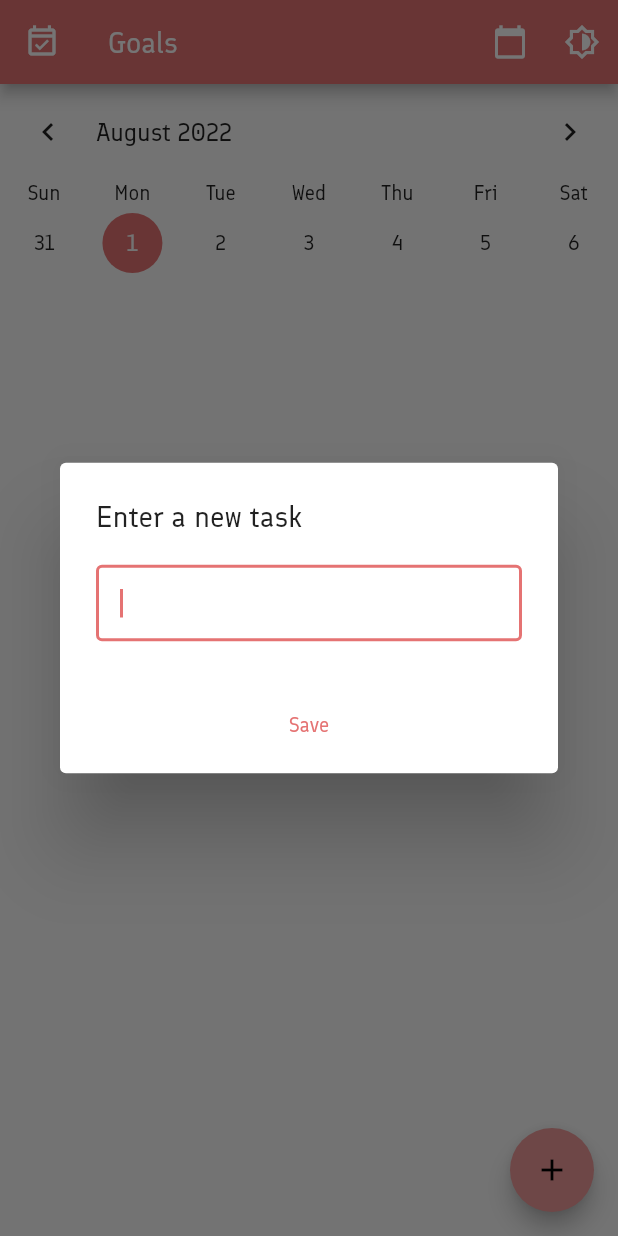
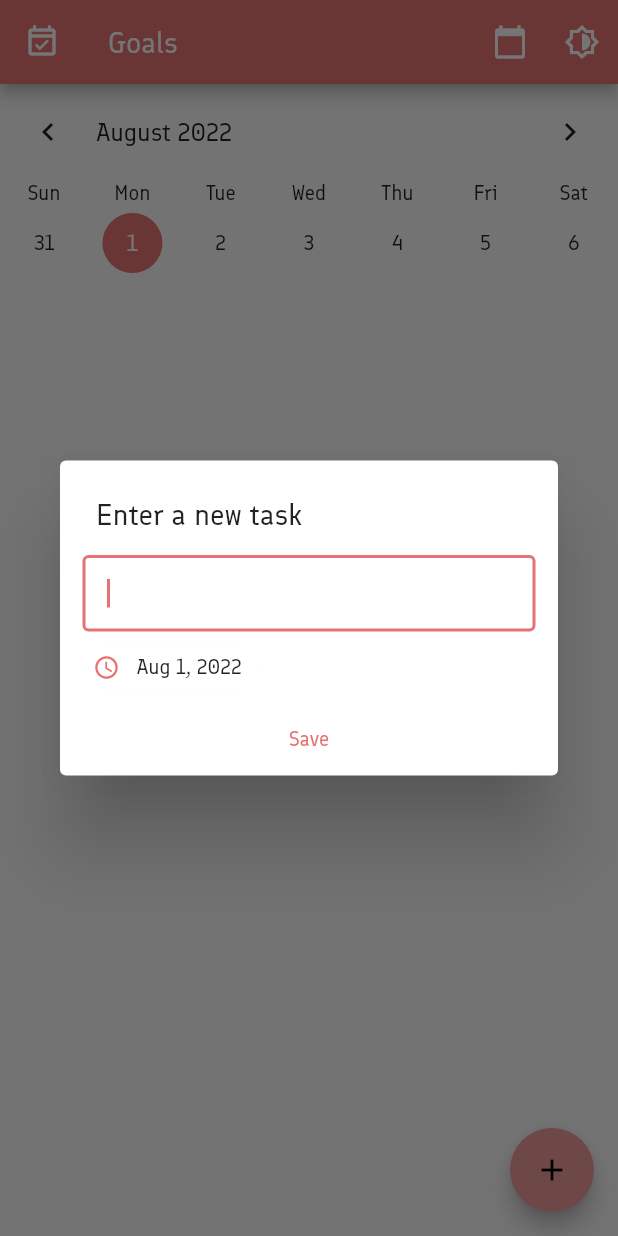
Before and after one commit to mayudev/goals, a Flutter app: the screen it shows after launch, after a tap on the "add" icon, on a phone screen of 412 x 824 dp. Run offline on Flutter 3.47's test engine with Material 2 defaults, Android fonts, the light colour scheme and no system bars; drawn by our look-alikes of table_calendar; our stand-ins replace shared_preferences, sqflite; accounts and stored records are empty.

Commit message:
feat(dialog): display todo date

```diff
--- a/lib/pages/home.dart
+++ b/lib/pages/home.dart
@@ -142,7 +142,7 @@ class _HomePageState extends State<HomePage> {
   }
 
   Future<void> _addTodo() async {
-    final todo = await _showTodoModal();
+    final todo = await _showTodoModal(initialDate: selectedDate);
 
     if (todo?.content != null) {
       final newTodo =
@@ -157,7 +157,8 @@ class _HomePageState extends State<HomePage> {
   Future<void> _editTodo(int index) async {
     final item = todoState.todos[index];
 
-    final result = await _showTodoModal(initial: item.title);
+    final result =
+        await _showTodoModal(initial: item.title, initialDate: item.date);
 
     if (result?.result == Result.created && result?.content != null) {
       setState(() {
@@ -176,11 +177,13 @@ class _HomePageState extends State<HomePage> {
     }
   }
 
-  Future<TodoUpdate?> _showTodoModal({String? initial}) async {
+  Future<TodoUpdate?> _showTodoModal(
+      {String? initial, DateTime? initialDate}) async {
     final TodoUpdate? todo = await showDialog(
       context: context,
       builder: (BuildContext context) => NewTodo(
         initial: initial,
+        initialDate: initialDate,
       ),
     );
 
--- a/lib/widgets/new_todo.dart
+++ b/lib/widgets/new_todo.dart
@@ -1,10 +1,13 @@
 import 'package:flutter/material.dart';
 import 'package:goals/model/new_todo.dart';
+import 'package:goals/util/today.dart';
+import 'package:intl/intl.dart';
 
 class NewTodo extends StatefulWidget {
-  const NewTodo({Key? key, this.initial}) : super(key: key);
+  const NewTodo({Key? key, this.initial, this.initialDate}) : super(key: key);
 
   final String? initial;
+  final DateTime? initialDate;
 
   @override
   State<NewTodo> createState() => _NewTodoState();
@@ -12,6 +15,7 @@ class NewTodo extends StatefulWidget {
 
 class _NewTodoState extends State<NewTodo> {
   final TextEditingController _value = TextEditingController();
+  late DateTime date;
 
   @override
   void dispose() {
@@ -26,6 +30,12 @@ class _NewTodoState extends State<NewTodo> {
     if (widget.initial != null) {
       _value.text = widget.initial!;
     }
+
+    date = widget.initialDate ?? getToday();
+  }
+
+  String get formattedDate {
+    return DateFormat.yMMMd().format(date);
   }
 
   void submit() {
@@ -56,12 +66,19 @@ class _NewTodoState extends State<NewTodo> {
 
     return AlertDialog(
         title: Text(dialogTitle),
+        buttonPadding: EdgeInsets.zero,
+        contentPadding:
+            const EdgeInsets.only(top: 15.0, left: 15.0, right: 15.0),
         content: Builder(builder: (context) {
           var width = MediaQuery.of(context).size.width;
 
           return SizedBox(
             width: width,
-            child: TextField(
+            child: Column(
+              mainAxisSize: MainAxisSize.min,
+              crossAxisAlignment: CrossAxisAlignment.start,
+              children: [
+                TextField(
                   autofocus: true,
                   controller: _value,
                   decoration: const InputDecoration(
@@ -71,6 +88,16 @@ class _NewTodoState extends State<NewTodo> {
                     ),
                   ),
                   onSubmitted: (value) => submit(),
+                ),
+                ActionChip(
+                    backgroundColor: Theme.of(context).dialogBackgroundColor,
+                    avatar: Icon(
+                      Icons.schedule,
+                      color: Theme.of(context).colorScheme.primary,
+                    ),
+                    label: Text(formattedDate),
+                    onPressed: () {})
+              ],
             ),
           );
         }),
```
Lines whose indentation alone changed are shown as unchanged.
